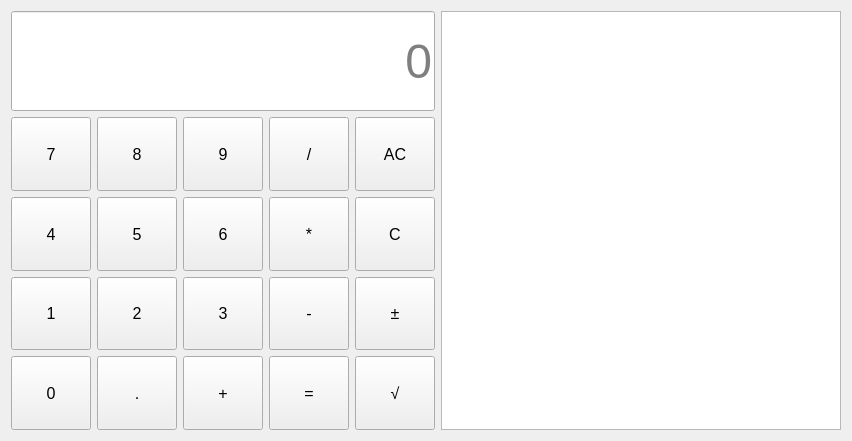
Before: the Qt Designer form Calculator Widget/mainwindow.ui in Predrag-A/qt-Calculator, drawn with Qt 5.
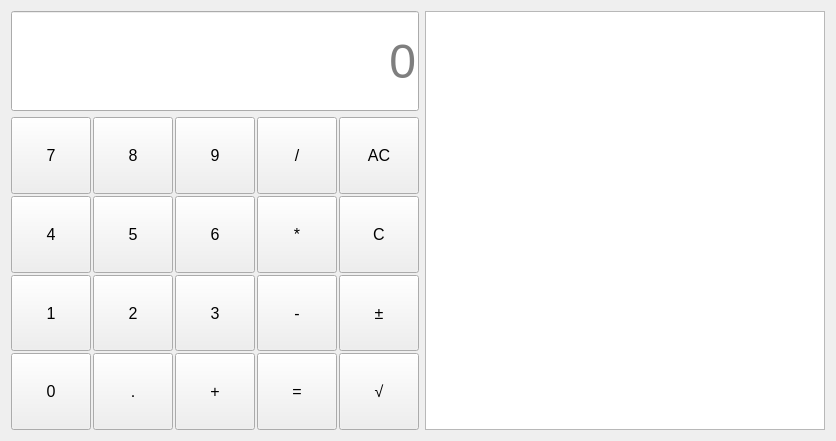
After: the same form once the commit is applied.

```diff
--- a/Calculator Widget/mainwindow.ui
+++ b/Calculator Widget/mainwindow.ui
@@ -69,6 +69,9 @@
         </item>
         <item>
          <layout class="QGridLayout" name="gridLayout">
+          <property name="spacing">
+           <number>2</number>
+          </property>
           <item row="3" column="0">
            <widget class="QPushButton" name="btn0">
             <property name="sizePolicy">
@@ -88,6 +91,12 @@
             <property name="shortcut">
              <string>0</string>
             </property>
+            <property name="autoDefault">
+             <bool>false</bool>
+            </property>
+            <property name="default">
+             <bool>false</bool>
+            </property>
            </widget>
           </item>
           <item row="0" column="4">
@@ -106,6 +115,12 @@
             <property name="text">
              <string>AC</string>
             </property>
+            <property name="autoDefault">
+             <bool>false</bool>
+            </property>
+            <property name="default">
+             <bool>false</bool>
+            </property>
            </widget>
           </item>
           <item row="0" column="2">
@@ -127,6 +142,12 @@
             <property name="shortcut">
              <string>9</string>
             </property>
+            <property name="autoDefault">
+             <bool>false</bool>
+            </property>
+            <property name="default">
+             <bool>false</bool>
+            </property>
            </widget>
           </item>
           <item row="0" column="3">
@@ -148,6 +169,12 @@
             <property name="shortcut">
              <string>/</string>
             </property>
+            <property name="autoDefault">
+             <bool>false</bool>
+            </property>
+            <property name="default">
+             <bool>false</bool>
+            </property>
            </widget>
           </item>
           <item row="0" column="1">
@@ -169,6 +196,12 @@
             <property name="shortcut">
              <string>8</string>
             </property>
+            <property name="autoDefault">
+             <bool>false</bool>
+            </property>
+            <property name="default">
+             <bool>false</bool>
+            </property>
            </widget>
           </item>
           <item row="1" column="3">
@@ -190,6 +223,15 @@
             <property name="shortcut">
              <string>*</string>
             </property>
+            <property name="autoDefault">
+             <bool>false</bool>
+            </property>
+            <property name="default">
+             <bool>false</bool>
+            </property>
+            <property name="flat">
+             <bool>false</bool>
+            </property>
            </widget>
           </item>
           <item row="1" column="4">
@@ -208,6 +250,12 @@
             <property name="text">
              <string>C</string>
             </property>
+            <property name="autoDefault">
+             <bool>false</bool>
+            </property>
+            <property name="default">
+             <bool>false</bool>
+            </property>
            </widget>
           </item>
           <item row="2" column="4">
@@ -226,6 +274,12 @@
             <property name="text">
              <string>±</string>
             </property>
+            <property name="autoDefault">
+             <bool>false</bool>
+            </property>
+            <property name="default">
+             <bool>false</bool>
+            </property>
            </widget>
           </item>
           <item row="3" column="1">
@@ -247,6 +301,12 @@
             <property name="shortcut">
              <string>.</string>
             </property>
+            <property name="autoDefault">
+             <bool>false</bool>
+            </property>
+            <property name="default">
+             <bool>false</bool>
+            </property>
            </widget>
           </item>
           <item row="2" column="1">
@@ -268,6 +328,12 @@
             <property name="shortcut">
              <string>2</string>
             </property>
+            <property name="autoDefault">
+             <bool>false</bool>
+            </property>
+            <property name="default">
+             <bool>false</bool>
+            </property>
            </widget>
           </item>
           <item row="2" column="2">
@@ -289,6 +355,12 @@
             <property name="shortcut">
              <string>3</string>
             </property>
+            <property name="autoDefault">
+             <bool>false</bool>
+            </property>
+            <property name="default">
+             <bool>false</bool>
+            </property>
            </widget>
           </item>
           <item row="2" column="0">
@@ -310,6 +382,12 @@
             <property name="shortcut">
              <string>1</string>
             </property>
+            <property name="autoDefault">
+             <bool>false</bool>
+            </property>
+            <property name="default">
+             <bool>false</bool>
+            </property>
            </widget>
           </item>
           <item row="1" column="2">
@@ -331,6 +409,12 @@
             <property name="shortcut">
              <string>6</string>
             </property>
+            <property name="autoDefault">
+             <bool>false</bool>
+            </property>
+            <property name="default">
+             <bool>false</bool>
+            </property>
            </widget>
           </item>
           <item row="3" column="2">
@@ -352,6 +436,12 @@
             <property name="shortcut">
              <string>+</string>
             </property>
+            <property name="autoDefault">
+             <bool>false</bool>
+            </property>
+            <property name="default">
+             <bool>false</bool>
+            </property>
            </widget>
           </item>
           <item row="0" column="0">
@@ -385,6 +475,12 @@
             <property name="shortcut">
              <string>7</string>
             </property>
+            <property name="autoDefault">
+             <bool>false</bool>
+            </property>
+            <property name="default">
+             <bool>false</bool>
+            </property>
            </widget>
           </item>
           <item row="3" column="3">
@@ -406,6 +502,12 @@
             <property name="shortcut">
              <string>Return</string>
             </property>
+            <property name="autoDefault">
+             <bool>false</bool>
+            </property>
+            <property name="default">
+             <bool>false</bool>
+            </property>
            </widget>
           </item>
           <item row="1" column="0">
@@ -427,6 +529,12 @@
             <property name="shortcut">
              <string>4</string>
             </property>
+            <property name="autoDefault">
+             <bool>false</bool>
+            </property>
+            <property name="default">
+             <bool>false</bool>
+            </property>
            </widget>
           </item>
           <item row="2" column="3">
@@ -448,6 +556,12 @@
             <property name="shortcut">
              <string>-</string>
             </property>
+            <property name="autoDefault">
+             <bool>false</bool>
+            </property>
+            <property name="default">
+             <bool>false</bool>
+            </property>
            </widget>
           </item>
           <item row="3" column="4">
@@ -466,6 +580,12 @@
             <property name="text">
              <string>√</string>
             </property>
+            <property name="autoDefault">
+             <bool>false</bool>
+            </property>
+            <property name="default">
+             <bool>false</bool>
+            </property>
            </widget>
           </item>
           <item row="1" column="1">
@@ -487,6 +607,12 @@
             <property name="shortcut">
              <string>5</string>
             </property>
+            <property name="autoDefault">
+             <bool>false</bool>
+            </property>
+            <property name="default">
+             <bool>false</bool>
+            </property>
            </widget>
           </item>
          </layout>
```
